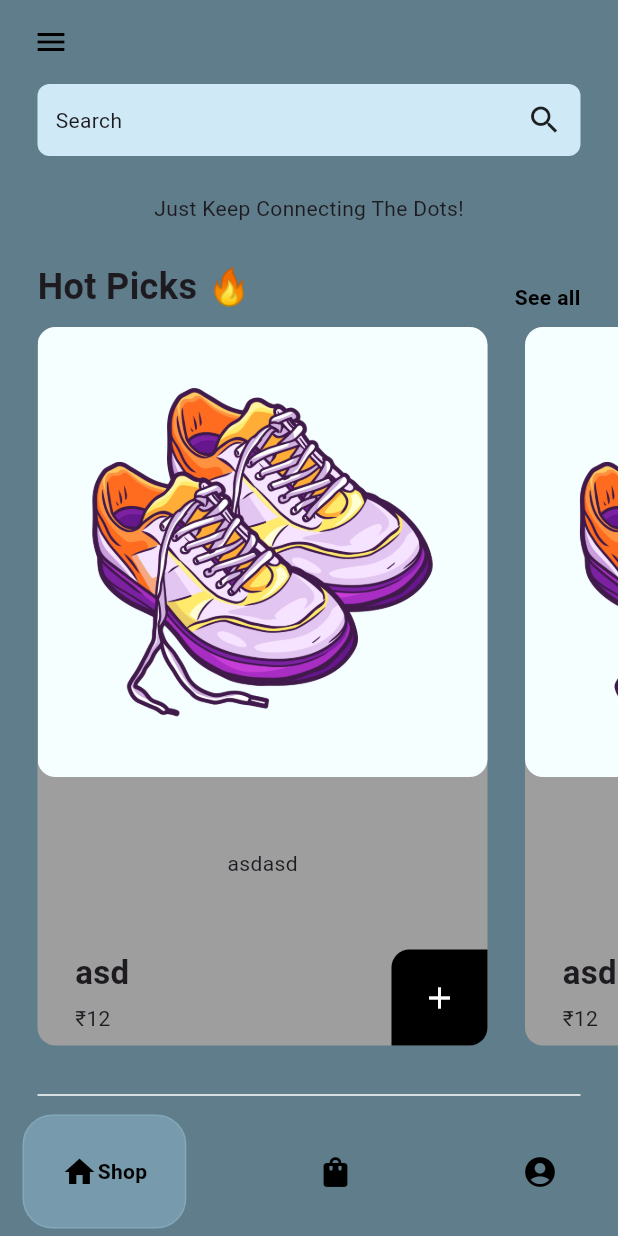
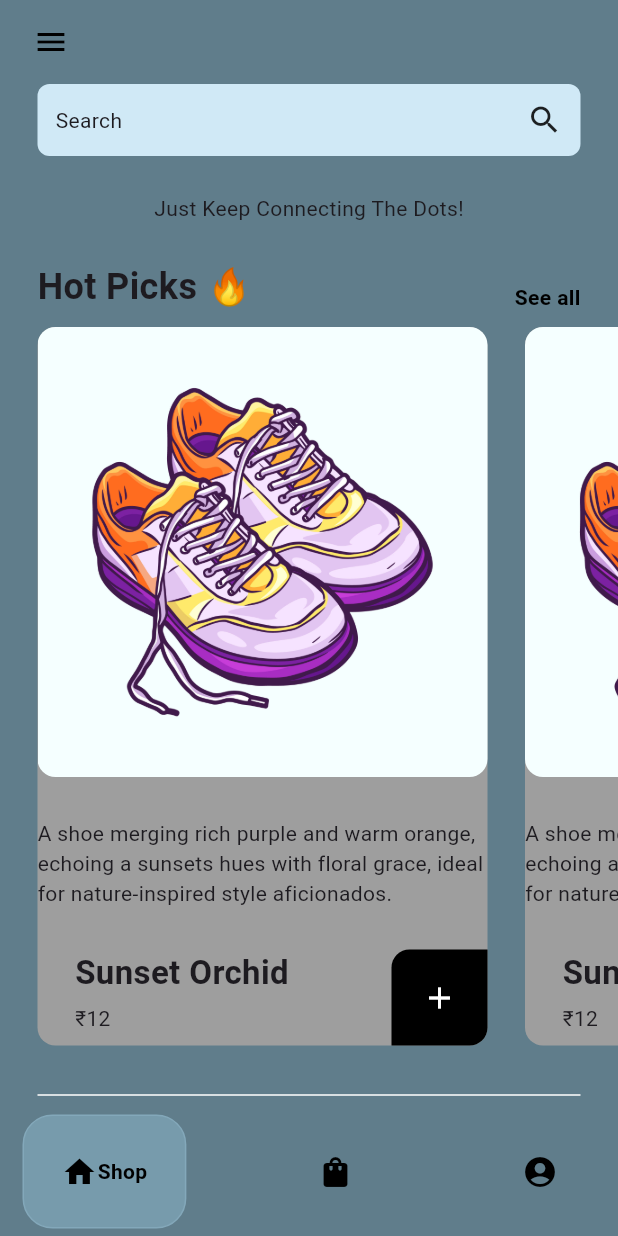
Before and after one commit to CPT-Dawn/Jooton-Da-Dukan, a Flutter app: the screen it shows after launch, after a tap on "Shop Now", on a phone screen of 412 x 824 dp. Run offline on Flutter 3.47's test engine with Material 3 defaults, Android fonts, the phone set to English and light mode, and no system bars; drawn by our look-alikes of google_nav_bar.

Commit message:
added some changed to cart

```diff
--- a/lib/main.dart
+++ b/lib/main.dart
@@ -1,5 +1,7 @@
 import 'package:flutter/material.dart';
+import 'package:flutter_application_1/models/cart.dart';
 import 'package:flutter_application_1/pages/intro_page.dart';
+import 'package:provider/provider.dart';
 
 void main() {
   runApp(const MainApp());
@@ -10,9 +12,12 @@ class MainApp extends StatelessWidget {
 
   @override
   Widget build(BuildContext context) {
-    return const MaterialApp(
-      debugShowCheckedModeBanner: false,
-      home: IntroPage(),
+    return ChangeNotifierProvider(
+      create: (context) => Cart(),
+      builder: (context, child) => const MaterialApp(
+        debugShowCheckedModeBanner: false,
+        home: IntroPage(),
+      ),
     );
   }
 }
--- a/lib/models/cart.dart
+++ b/lib/models/cart.dart
@@ -0,0 +1,55 @@
+import 'package:flutter/material.dart';
+
+import 'shoe.dart';
+
+class Cart extends ChangeNotifier {
+  List<Shoe> shoeShop = [
+    Shoe(
+        name: 'Sunset Orchid',
+        price: '6000',
+        imagepath: 'lib/images/shoe3.jpg',
+        description:
+            'A shoe merging rich purple and warm orange, echoing a sunset'
+            's hues with floral grace, ideal for nature-inspired style aficionados.'),
+    Shoe(
+        name: 'Sunset Orchid',
+        price: '6000',
+        imagepath: 'lib/images/shoe3.jpg',
+        description:
+            'A shoe merging rich purple and warm orange, echoing a sunset'
+            's hues with floral grace, ideal for nature-inspired style aficionados.'),
+    Shoe(
+        name: 'Sunset Orchid',
+        price: '6000',
+        imagepath: 'lib/images/shoe3.jpg',
+        description:
+            'A shoe merging rich purple and warm orange, echoing a sunset'
+            's hues with floral grace, ideal for nature-inspired style aficionados.'),
+    Shoe(
+        name: 'Sunset Orchid',
+        price: '6000',
+        imagepath: 'lib/images/shoe3.jpg',
+        description:
+            'A shoe merging rich purple and warm orange, echoing a sunset'
+            's hues with floral grace, ideal for nature-inspired style aficionados.'),
+  ];
+
+  List<Shoe> userCart = [];
+
+  List<Shoe> getShoeList() {
+    return shoeShop;
+  }
+
+  List<Shoe> getUserCart() {
+    return userCart;
+  }
+
+  void addItemToCart(Shoe shoe) {
+    userCart.add(shoe);
+    notifyListeners();
+  }
+
+  void removeItemFromCart(Shoe shoe) {
+    userCart.remove(shoe);
+  }
+}
--- a/lib/pages/cart_page.dart
+++ b/lib/pages/cart_page.dart
@@ -6,7 +6,7 @@ class CartPage extends StatelessWidget {
   @override
   Widget build(BuildContext context) {
     return const Center(
-      child: Text('cart'),
+      child: Text('Cart'),
     );
   }
 }
--- a/lib/pages/shop_page.dart
+++ b/lib/pages/shop_page.dart
@@ -72,10 +72,12 @@ class _ShopPageState extends State<ShopPage> {
             scrollDirection: Axis.horizontal,
             itemBuilder: (context, index) {
               Shoe shoe = Shoe(
-                  name: 'asd',
+                  name: 'Sunset Orchid',
                   price: '12',
                   imagepath: 'lib/images/shoe3.jpg',
-                  description: 'asdasd');
+                  description:
+                      'A shoe merging rich purple and warm orange, echoing a sunset'
+                      's hues with floral grace, ideal for nature-inspired style aficionados.');
               return ShoeTile(
                 shoe: shoe,
               );
--- a/pubspec.yaml
+++ b/pubspec.yaml
@@ -11,6 +11,7 @@ dependencies:
     sdk: flutter
 
   google_nav_bar: ^5.0.6
+  provider:
 
 dev_dependencies:
   flutter_test:
```
Also changed, not shown: pubspec.lock.
